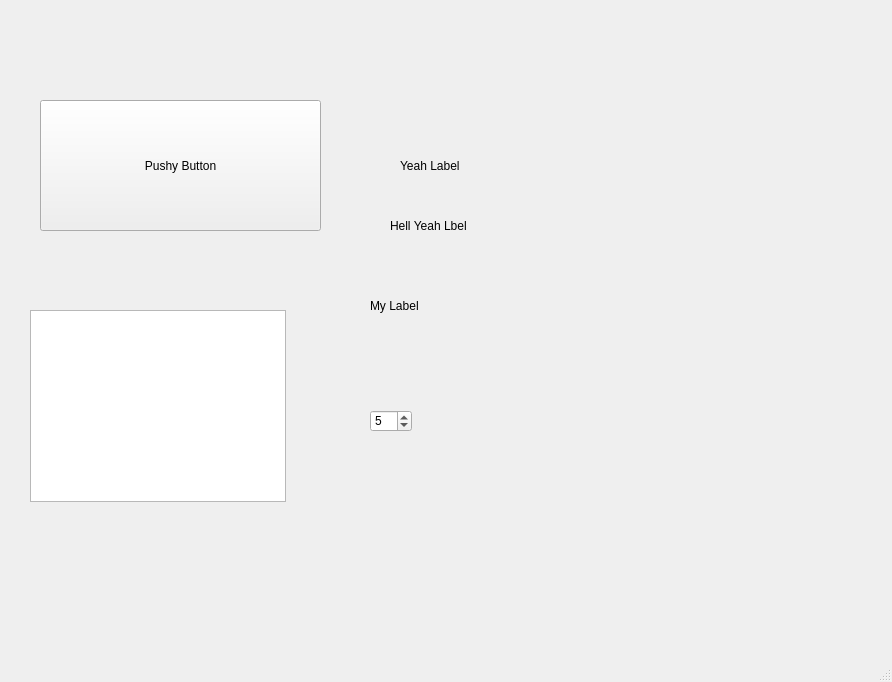
First picture: the form in QtGUIPractice/mainwindow.ui, repository zixin96/QtGUIPractice, before the edit.
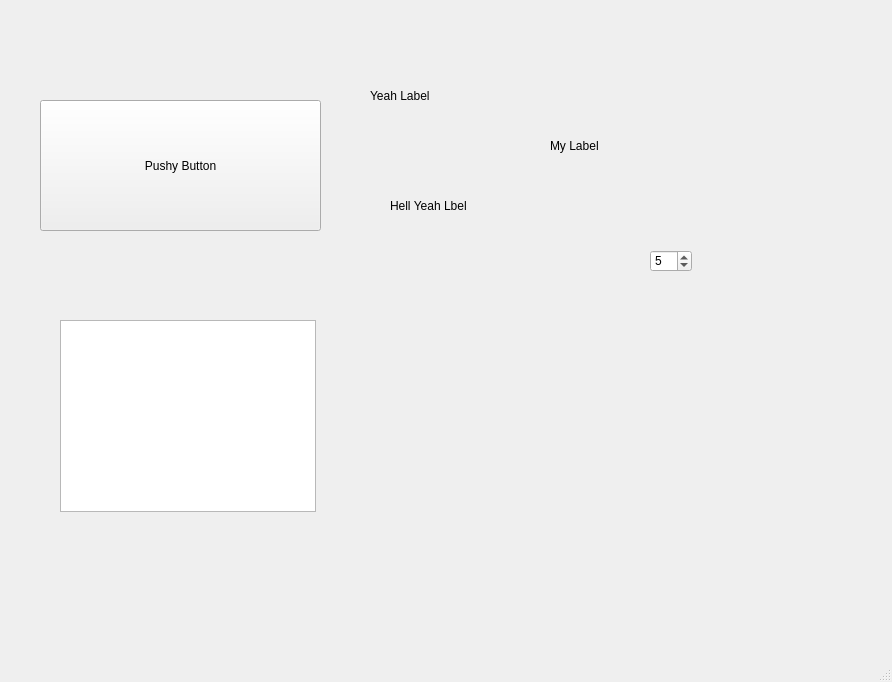
Second picture: the form after the edit. Custom widgets are drawn as their Qt base class.

What changed in the file:
```diff
--- a/QtGUIPractice/mainwindow.ui
+++ b/QtGUIPractice/mainwindow.ui
@@ -30,8 +30,8 @@
    <widget class="QLabel" name="yeah">
     <property name="geometry">
      <rect>
-      <x>400</x>
-      <y>130</y>
+      <x>370</x>
+      <y>60</y>
       <width>151</width>
       <height>71</height>
      </rect>
@@ -44,7 +44,7 @@
     <property name="geometry">
      <rect>
       <x>390</x>
-      <y>190</y>
+      <y>170</y>
       <width>151</width>
       <height>71</height>
      </rect>
@@ -56,8 +56,8 @@
    <widget class="QLabel" name="mylabel">
     <property name="geometry">
      <rect>
-      <x>370</x>
-      <y>270</y>
+      <x>550</x>
+      <y>110</y>
       <width>151</width>
       <height>71</height>
      </rect>
@@ -69,8 +69,8 @@
    <widget class="QSpinBox" name="spinBox">
     <property name="geometry">
      <rect>
-      <x>370</x>
-      <y>410</y>
+      <x>650</x>
+      <y>250</y>
       <width>42</width>
       <height>22</height>
      </rect>
@@ -91,8 +91,8 @@
    <widget class="QListWidget" name="listWidget">
     <property name="geometry">
      <rect>
-      <x>30</x>
-      <y>310</y>
+      <x>60</x>
+      <y>320</y>
       <width>256</width>
       <height>192</height>
      </rect>
@@ -111,6 +111,13 @@
   </widget>
   <widget class="QStatusBar" name="statusbar"/>
  </widget>
+ <customwidgets>
+  <customwidget>
+   <class>MyListWidget</class>
+   <extends>QListWidget</extends>
+   <header>mylistwidget.h</header>
+  </customwidget>
+ </customwidgets>
  <resources/>
  <connections/>
 </ui>
```
Left out of the diff: 2 changed lines with no effect on the pictures.
